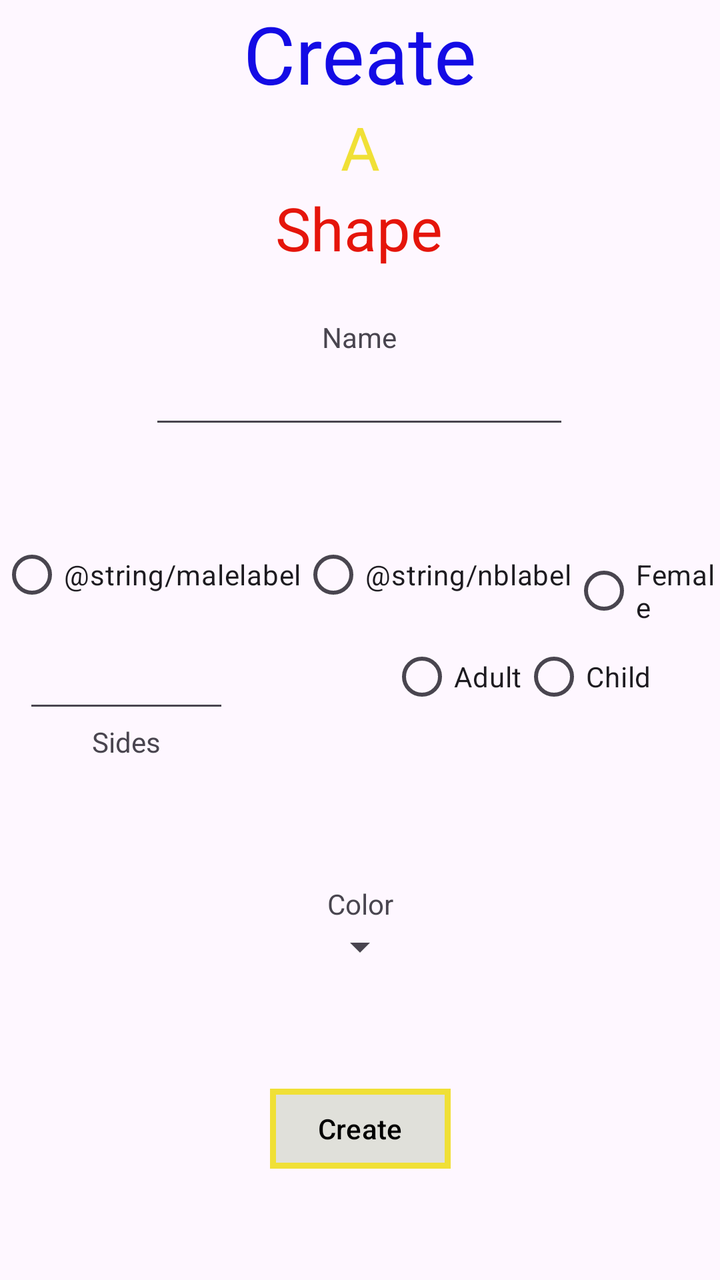
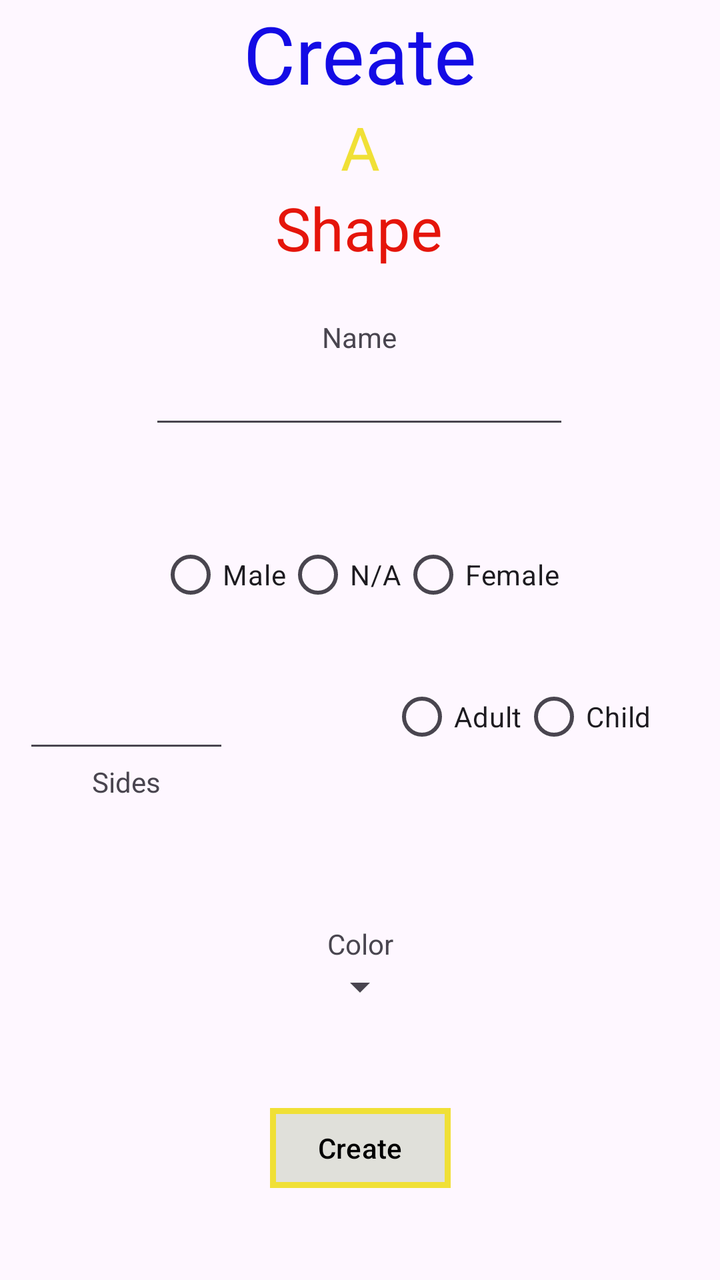

Compare the two renders of this Android layout. The source of the first and the diff that turns it into the second are given below.
<!-- AndroidManifest.xml: application theme Theme.Euclydia -->
<!-- res/layout/create_activity.xml -->
<?xml version="1.0" encoding="utf-8"?>
<androidx.constraintlayout.widget.ConstraintLayout xmlns:android="http://schemas.android.com/apk/res/android"
    xmlns:app="http://schemas.android.com/apk/res-auto"
    xmlns:tools="http://schemas.android.com/tools"
    android:layout_width="match_parent"
    android:layout_height="match_parent">

    <TextView
        android:id="@+id/title1"
        android:layout_width="wrap_content"
        android:layout_height="wrap_content"
        android:text="@string/title1"
        android:textColor="@color/blue"
        android:textSize="40sp"
        app:layout_constraintEnd_toEndOf="parent"
        app:layout_constraintStart_toStartOf="parent"
        app:layout_constraintTop_toTopOf="parent" />

    <TextView
        android:id="@+id/title2"
        android:layout_width="wrap_content"
        android:layout_height="wrap_content"
        android:text="@string/title2"
        android:textColor="@color/yellow"
        android:textSize="30sp"
        app:layout_constraintEnd_toEndOf="parent"
        app:layout_constraintStart_toStartOf="parent"
        app:layout_constraintTop_toBottomOf="@id/title1"
        />

    <TextView
        android:id="@+id/title3"
        android:layout_width="wrap_content"
        android:layout_height="wrap_content"
        android:text="@string/title3"
        android:textColor="@color/red"
        android:textSize="30sp"
        app:layout_constraintEnd_toEndOf="parent"
        app:layout_constraintHorizontal_bias="0.498"
        app:layout_constraintStart_toStartOf="parent"
        app:layout_constraintTop_toBottomOf="@id/title2" />

    <EditText
        android:id="@+id/nameField"
        android:layout_width="wrap_content"
        android:layout_height="wrap_content"
        android:layout_marginTop="44dp"
        android:ems="10"
        android:inputType="text"
        app:layout_constraintEnd_toEndOf="parent"
        app:layout_constraintHorizontal_bias="0.497"
        app:layout_constraintStart_toStartOf="parent"
        app:layout_constraintTop_toBottomOf="@+id/title3" />

    <TextView
        android:id="@+id/nameLabel"
        android:layout_width="wrap_content"
        android:layout_height="wrap_content"
        android:text="@string/nameLabel"
        app:layout_constraintBottom_toTopOf="@id/nameField"
        app:layout_constraintStart_toStartOf="@id/nameField"
        app:layout_constraintEnd_toEndOf="@id/nameField"/>

    <EditText
        android:id="@+id/sideField"
        android:layout_width="103dp"
        android:layout_height="46dp"
        android:layout_marginStart="20dp"
        android:layout_marginTop="96dp"
        android:ems="2"
        android:inputType="number"
        app:layout_constraintEnd_toStartOf="@id/nameField"
        app:layout_constraintHorizontal_bias="0.173"
        app:layout_constraintStart_toStartOf="parent"
        app:layout_constraintTop_toBottomOf="@id/nameField" />

    <TextView
        android:layout_width="wrap_content"
        android:layout_height="wrap_content"
        app:layout_constraintTop_toBottomOf="@id/sideField"
        app:layout_constraintStart_toStartOf="@id/sideField"
        app:layout_constraintEnd_toEndOf="@id/sideField"
        android:text="@string/sideLabel"/>


    <RadioGroup
        android:id="@+id/agegroup"
        android:layout_width="wrap_content"
        android:layout_height="wrap_content"
        tools:layout_editor_absoluteX="280dp"
        tools:layout_editor_absoluteY="300dp"
        android:orientation="horizontal"
        app:layout_constraintStart_toEndOf="@id/sideField"
        app:layout_constraintEnd_toEndOf="parent"
        app:layout_constraintTop_toTopOf="@id/sideField"
        app:layout_constraintBottom_toBottomOf="@id/sideField"
        app:layout_constraintHorizontal_bias=".7">

        <RadioButton
            android:id="@+id/adult"
            android:layout_width="wrap_content"
            android:layout_height="wrap_content"
            android:text="@string/adultlabel" />
        <RadioButton
            android:id="@+id/child"
            android:layout_width="wrap_content"
            android:layout_height="wrap_content"
            android:text="@string/childlabel"/>

    </RadioGroup>

    <RadioGroup
        android:id="@+id/gendergroup"
        android:layout_width="wrap_content"
        android:layout_height="wrap_content"
        android:orientation="horizontal"
        android:layout_marginTop="44dp"
        app:layout_constraintEnd_toEndOf="@id/nameField"
        app:layout_constraintStart_toStartOf="@id/nameField"
        app:layout_constraintTop_toBottomOf="@id/nameField">


        <RadioButton
            android:id="@+id/male"
            android:layout_width="wrap_content"
            android:layout_height="wrap_content"
            android:text="@string/malelabel" />

        <RadioButton
            android:id="@+id/nb"
            android:layout_width="wrap_content"
            android:layout_height="wrap_content"
            android:text="@string/nblabel" />

        <RadioButton
            android:id="@+id/female"
            android:layout_width="wrap_content"
            android:layout_height="wrap_content"
            android:text="@string/femalelabel" />


    </RadioGroup>

    <Spinner
        android:id="@+id/color"
        android:layout_width="wrap_content"
        android:layout_height="wrap_content"
        app:layout_constraintStart_toStartOf="parent"
        app:layout_constraintEnd_toEndOf="parent"
        app:layout_constraintTop_toBottomOf="@id/colorlabel"
        tools:layout_editor_absoluteX="136dp" />

    <TextView
        android:id="@+id/colorlabel"
        android:layout_width="wrap_content"
        android:layout_height="wrap_content"
        android:layout_marginTop="80dp"
        android:text="@string/colorlabel"
        app:layout_constraintEnd_toEndOf="@id/color"
        app:layout_constraintHorizontal_bias="0.511"
        app:layout_constraintStart_toStartOf="@id/color"
        app:layout_constraintTop_toBottomOf="@id/agegroup" />

    <com.google.android.material.button.MaterialButton
        style="@style/YellowButton"
        android:layout_width="wrap_content"
        android:layout_height="wrap_content"
        android:text="@string/create"
        app:layout_constraintBottom_toBottomOf="parent"
        app:layout_constraintEnd_toEndOf="@id/color"
        app:layout_constraintStart_toStartOf="@id/color"
        app:layout_constraintTop_toBottomOf="@id/color"
        app:layout_constraintVertical_bias="0.516" />


</androidx.constraintlayout.widget.ConstraintLayout>
<!-- resources referenced by this layout -->
<resources>
  <color name="blue">#140be5</color>
  <color name="red">#e5150b</color>
  <color name="yellow">#f0e036</color>
  <string name="adultlabel">Adult</string>
  <string name="childlabel">Child</string>
  <string name="colorlabel">Color</string>
  <string name="create">Create</string>
  <string name="femalelabel">Female</string>
  <string name="nameLabel">Name</string>
  <string name="sideLabel">Sides</string>
  <string name="title1">Create</string>
  <string name="title2">A</string>
  <string name="title3">Shape</string>
  <style name="YellowButton" parent="BaseButton">
          <item name="strokeColor">@color/yellow</item>
      </style>
  <style name="Theme.Euclydia" parent="Base.Theme.Euclydia" />
  <style name="BaseButton" parent="Widget.Material3.Button">
          <item name="backgroundTint">@color/background</item>
          <item name="android:textColor">@color/black</item>
          <item name="cornerRadius">0dp</item>
          <item name="strokeWidth">3dp</item>
  
      </style>
  <style name="Base.Theme.Euclydia" parent="Theme.Material3.DayNight.NoActionBar">
          
          
      </style>
  <color name="background">#e0e0da</color>
  <color name="black">#FF000000</color>
</resources>

<!-- the commit's change to res/layout/create_activity.xml (unified diff, before → after) -->
@@ -66,7 +66,7 @@
         android:layout_width="103dp"
         android:layout_height="46dp"
         android:layout_marginStart="20dp"
-        android:layout_marginTop="96dp"
+        android:layout_marginTop="116dp"
         android:ems="2"
         android:inputType="number"
         app:layout_constraintEnd_toStartOf="@id/nameField"
<!-- resource entries referenced after the edit -->
@@ -8,7 +8,10 @@
   <string name="colorlabel">Color</string>
   <string name="create">Create</string>
   <string name="femalelabel">Female</string>
+      &gt;
+  <string name="malelabel">Male</string>
   <string name="nameLabel">Name</string>
+  <string name="nblabel">N/A</string>
   <string name="sideLabel">Sides</string>
   <string name="title1">Create</string>
   <string name="title2">A</string>
